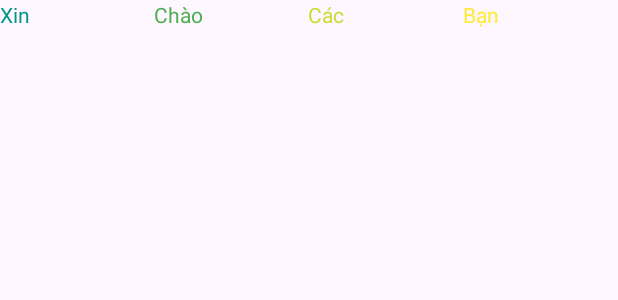
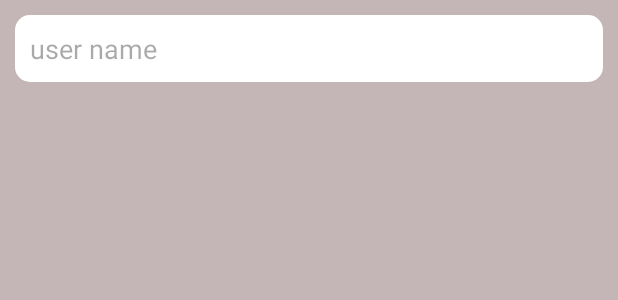
Before and after one commit to TranQuangHuy16/Android56, an Android app: the layout activity_main.xml on its own in the app's theme, with its tools: preview values and no code run, on a phone screen of 412 x 824 dp. Shown: the top 300 px of the screen. Run offline under Robolectric (Android 15) with nearby library versions, the phone set to English and light mode, and no system bars.

Commit message:
android day 3

```diff
--- a/Android56_day3/app/src/main/java/com/example/android56_day3/MainActivity.java
+++ b/Android56_day3/app/src/main/java/com/example/android56_day3/MainActivity.java
@@ -14,7 +14,7 @@ public class MainActivity extends AppCompatActivity {
     protected void onCreate(Bundle savedInstanceState) {
         super.onCreate(savedInstanceState);
         EdgeToEdge.enable(this);
-        setContentView(R.layout.layout_relative_demo);
+        setContentView(R.layout.activity_main);
 
     }
 }
--- /dev/null
+++ b/Android56_day3/app/src/main/res/drawable/bg_white_round_10dp.xml
@@ -0,0 +1,5 @@
+<?xml version="1.0" encoding="utf-8"?>
+<shape xmlns:android="http://schemas.android.com/apk/res/android" android:shape="rectangle">
+    <solid android:color="@color/white"/>
+    <corners android:radius="10dp"/>
+</shape>
--- a/Android56_day3/app/src/main/res/layout/activity_main.xml
+++ b/Android56_day3/app/src/main/res/layout/activity_main.xml
@@ -5,34 +5,41 @@
     android:id="@+id/main"
     android:layout_width="match_parent"
     android:orientation="horizontal"
-    android:weightSum="8"
     android:layout_height="match_parent"
+    android:background="#C4B6B6"
     tools:context=".MainActivity">
 
+    <EditText
+        android:layout_margin="10dp"
+        android:padding="10dp"
 
+        android:layout_width="match_parent"
+        android:hint="user name"
+        android:background="@drawable/bg_white_round_10dp"
+        android:layout_height="wrap_content"/>
 
-    <TextView
-        android:layout_width="0dp"
-        android:text="Xin"
-        android:layout_weight="2"
-        android:textColor="#009688"
-        android:layout_height="wrap_content"/>
-    <TextView
-        android:layout_width="0dp"
-        android:text="Chào"
-        android:layout_weight="2"
-        android:textColor="#4CAF50"
-        android:layout_height="wrap_content"/>
-    <TextView
-        android:layout_width="0dp"
-        android:text="Các"
-        android:layout_weight="2"
-        android:textColor="#CDDC39"
-        android:layout_height="wrap_content"/>
-    <TextView
-        android:layout_width="0dp"
-        android:text="Bạn"
-        android:layout_weight="2"
-        android:textColor="#FFEB3B"
-        android:layout_height="wrap_content"/>
+<!--    <TextView-->
+<!--        android:layout_width="0dp"-->
+<!--        android:text="Xin"-->
+<!--        android:layout_weight="2"-->
+<!--        android:textColor="#009688"-->
+<!--        android:layout_height="wrap_content"/>-->
+<!--    <TextView-->
+<!--        android:layout_width="0dp"-->
+<!--        android:text="Chào"-->
+<!--        android:layout_weight="2"-->
+<!--        android:textColor="#4CAF50"-->
+<!--        android:layout_height="wrap_content"/>-->
+<!--    <TextView-->
+<!--        android:layout_width="0dp"-->
+<!--        android:text="Các"-->
+<!--        android:layout_weight="2"-->
+<!--        android:textColor="#CDDC39"-->
+<!--        android:layout_height="wrap_content"/>-->
+<!--    <TextView-->
+<!--        android:layout_width="0dp"-->
+<!--        android:text="Bạn"-->
+<!--        android:layout_weight="2"-->
+<!--        android:textColor="#FFEB3B"-->
+<!--        android:layout_height="wrap_content"/>-->
 </LinearLayout>
```
Also changed, not shown: Android56_day3/app/src/main/res/layout/layout_constraint_demo.xml (added, +32 -0 lines).
